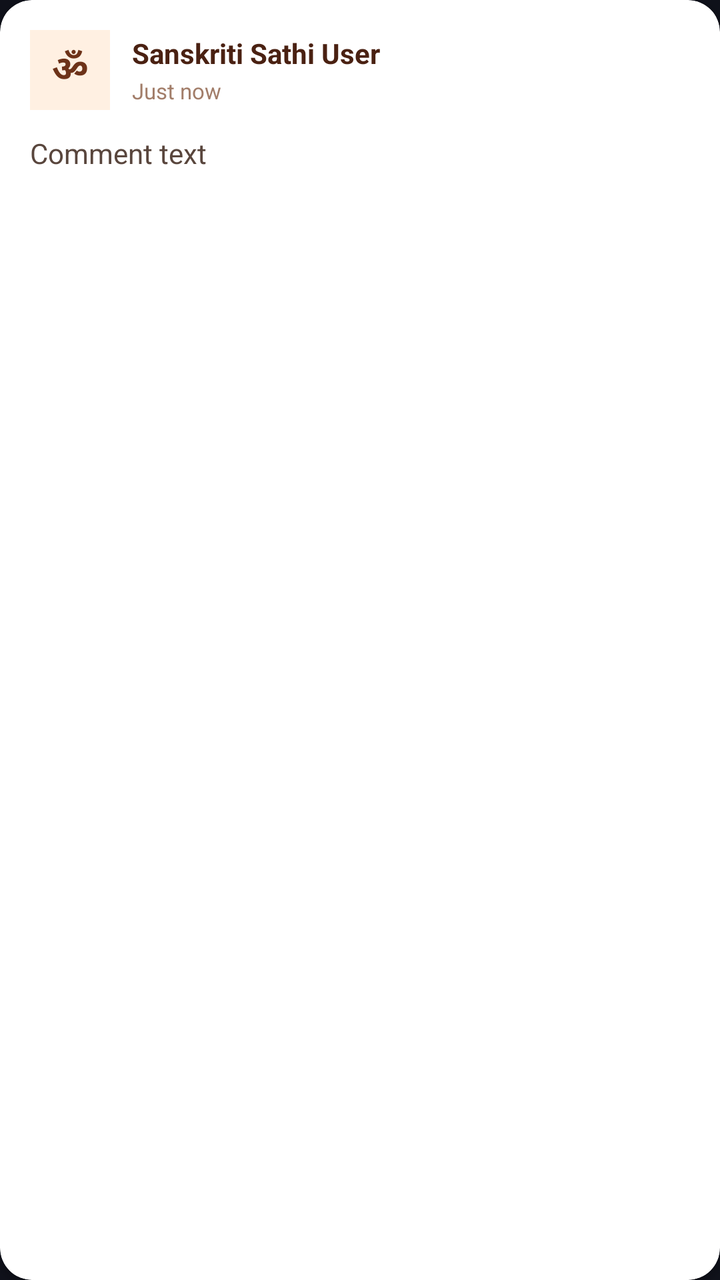
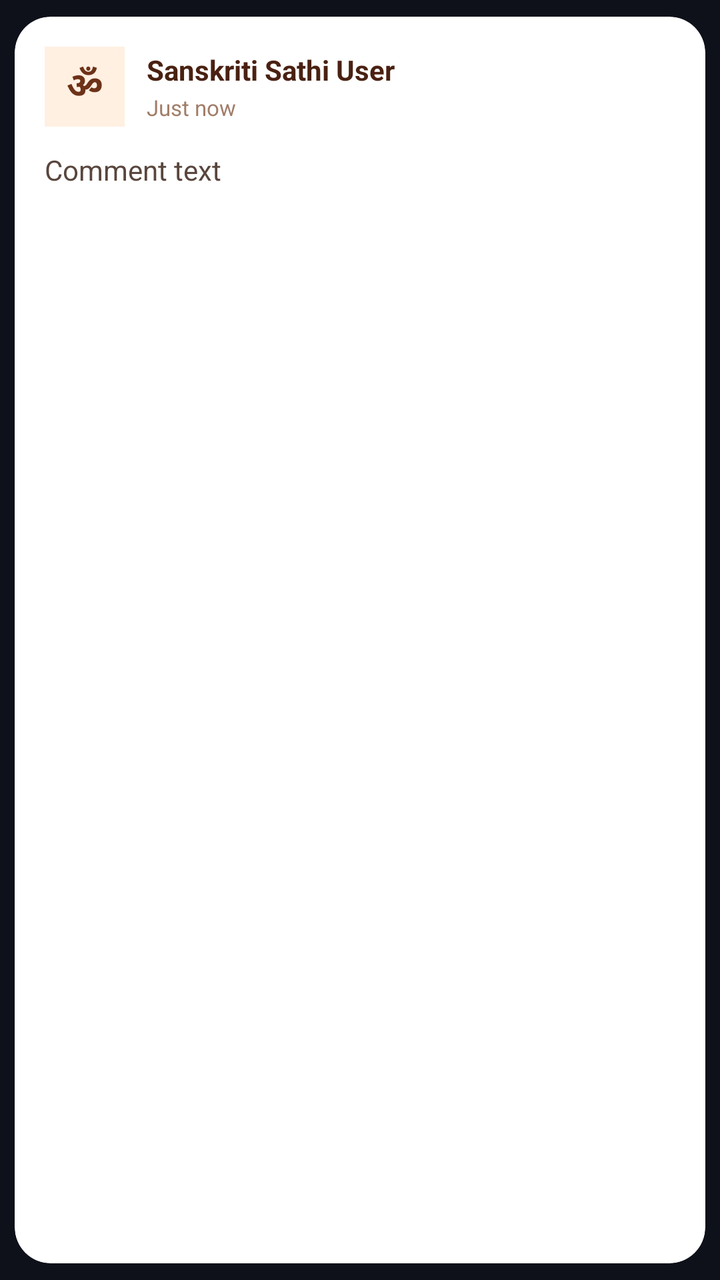

Compare the two renders of this Android layout. The source of the first and the diff that turns it into the second are given below.
<!-- AndroidManifest.xml: application theme Theme.SanskritiSathi -->
<!-- res/layout/item_post_comment.xml -->
<?xml version="1.0" encoding="utf-8"?>
<androidx.cardview.widget.CardView
    xmlns:android="http://schemas.android.com/apk/res/android"
    xmlns:app="http://schemas.android.com/apk/res-auto"
    android:layout_width="match_parent"
    android:layout_height="wrap_content"
    android:layout_marginStart="4dp"
    android:layout_marginEnd="4dp"
    android:layout_marginBottom="10dp"
    app:cardCornerRadius="16dp"
    app:cardElevation="2dp"
    app:cardBackgroundColor="#FFFFFF">

    <LinearLayout
        android:layout_width="match_parent"
        android:layout_height="wrap_content"
        android:orientation="vertical"
        android:padding="15dp">

        <LinearLayout
            android:layout_width="match_parent"
            android:layout_height="wrap_content"
            android:orientation="horizontal"
            android:gravity="center_vertical">

            
            <TextView
                android:layout_width="40dp"
                android:layout_height="40dp"
                android:gravity="center"
                android:text="ॐ"
                android:textColor="#6D3218"
                android:textSize="18sp"
                android:textStyle="bold"
                android:background="#FFF0E2"/>

            <LinearLayout
                android:layout_width="0dp"
                android:layout_height="wrap_content"
                android:layout_weight="1"
                android:layout_marginStart="11dp"
                android:orientation="vertical">

                <TextView
                    android:id="@+id/commentAuthor"
                    android:layout_width="match_parent"
                    android:layout_height="wrap_content"
                    android:text="Sanskriti Sathi User"
                    android:textColor="#4A2112"
                    android:textSize="14sp"
                    android:textStyle="bold"
                    android:maxLines="1"
                    android:ellipsize="end"/>

                <TextView
                    android:id="@+id/commentTime"
                    android:layout_width="match_parent"
                    android:layout_height="wrap_content"
                    android:layout_marginTop="2dp"
                    android:text="Just now"
                    android:textColor="#A27D69"
                    android:textSize="11sp"/>

            </LinearLayout>

        </LinearLayout>

        <TextView
            android:id="@+id/commentText"
            android:layout_width="match_parent"
            android:layout_height="wrap_content"
            android:layout_marginTop="12dp"
            android:text="Comment text"
            android:textColor="#59463D"
            android:textSize="14sp"
            android:lineSpacingExtra="2dp"/>

    </LinearLayout>

</androidx.cardview.widget.CardView>
<!-- resources referenced by this layout -->
<resources>
  <style name="Theme.SanskritiSathi" parent="Theme.MaterialComponents.DayNight.NoActionBar">
  
          <item name="android:fontFamily">sans-serif</item>
  
          
          <item name="android:statusBarColor">#0F111A</item>
          <item name="android:windowLightStatusBar">false</item>
  
          <item name="android:navigationBarColor">#1A1D2B</item>
          <item name="android:windowLightNavigationBar">false</item>
  
          <item name="android:windowActionModeOverlay">true</item>
          <item name="android:windowNoTitle">true</item>
  
          <item name="android:windowBackground">#0F111A</item>
  
          <item name="android:textColorPrimary">#FFFFFF</item>
          <item name="android:textColorSecondary">#A0A5B5</item>
  
      </style>
</resources>

<!-- the commit's change to res/layout/item_post_comment.xml (unified diff, before → after) -->
@@ -7,9 +7,13 @@
     android:layout_marginStart="4dp"
     android:layout_marginEnd="4dp"
     android:layout_marginBottom="10dp"
-    app:cardCornerRadius="16dp"
+    app:cardCornerRadius="18dp"
     app:cardElevation="2dp"
-    app:cardBackgroundColor="#FFFFFF">
+    app:cardBackgroundColor="#FFFFFF"
+    android:background="#FFFFFF"
+
+    app:cardUseCompatPadding="true"
+>
 
     <LinearLayout
         android:layout_width="match_parent"
